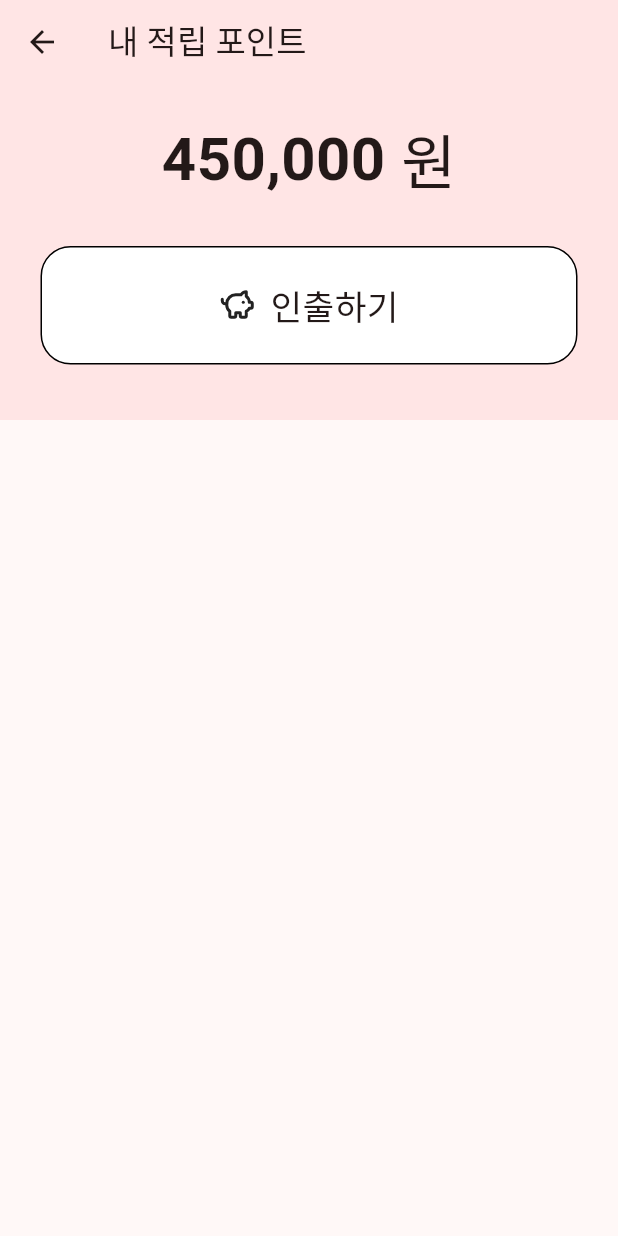
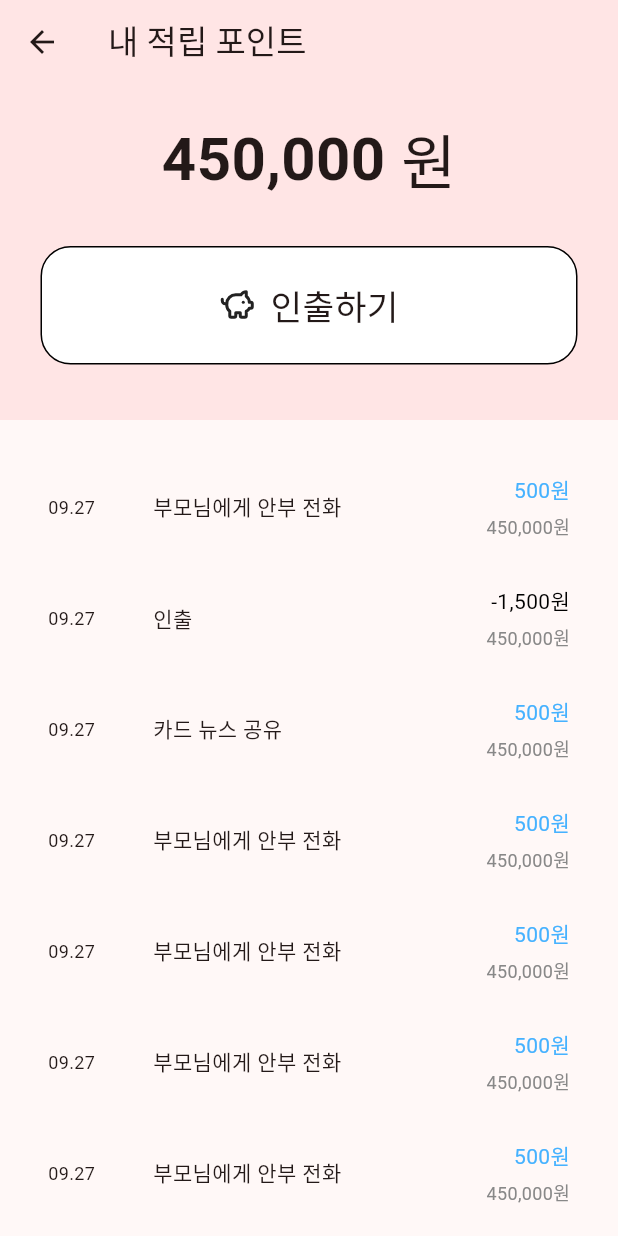
Before and after one commit to kauProjectX/dwph9988-client, a Flutter app: the PointDetailScreen screen opened directly, on a phone screen of 412 x 824 dp. Run offline on Flutter 3.47's test engine with Material 3 defaults, Android fonts, the phone set to English and light mode, and no system bars; our stand-ins replace flutter_svg, get, lucide_icons_flutter; Roboto replaces fonts that are missing (Gmarket Sans).

Commit message:
feat: 적립 포인트 화면 포인트 내역 구성

```diff
--- a/lib/screens/home_screen.dart
+++ b/lib/screens/home_screen.dart
@@ -21,7 +21,7 @@ class HomeScreen extends StatelessWidget {
               _buildLogo(),
               const SizedBox(height: 22),
               GestureDetector(
-                onTap: () => Get.to(() => const PointDetailScreen()),
+                onTap: () => Get.to(() => PointDetailScreen()),
                 child: _buildPoint(),
               ),
               const SizedBox(height: 22),
--- a/lib/screens/point_detail_screen.dart
+++ b/lib/screens/point_detail_screen.dart
@@ -1,8 +1,93 @@
 import 'package:flutter/material.dart';
+import 'package:intl/intl.dart';
 import 'package:lucide_icons_flutter/lucide_icons.dart';
 
+class PointHistory {
+  final String date;
+  final String description;
+  final int point;
+  final int balance;
+
+  PointHistory({
+    required this.date,
+    required this.description,
+    required this.point,
+    required this.balance,
+  });
+}
+
 class PointDetailScreen extends StatelessWidget {
-  const PointDetailScreen({super.key});
+  PointDetailScreen({super.key});
+
+  final formatter = NumberFormat.decimalPatternDigits(locale: 'en_us');
+  final List<PointHistory> _pointHistories = [
+    PointHistory(
+      date: "09.27",
+      description: "부모님에게 안부 전화",
+      point: 500,
+      balance: 450000,
+    ),
+    PointHistory(
+      date: "09.27",
+      description: "인출",
+      point: -1500,
+      balance: 450000,
+    ),
+    PointHistory(
+      date: "09.27",
+      description: "카드 뉴스 공유",
+      point: 500,
+      balance: 450000,
+    ),
+    PointHistory(
+      date: "09.27",
+      description: "부모님에게 안부 전화",
+      point: 500,
+      balance: 450000,
+    ),
+    PointHistory(
+      date: "09.27",
+      description: "부모님에게 안부 전화",
+      point: 500,
+      balance: 450000,
+    ),
+    PointHistory(
+      date: "09.27",
+      description: "부모님에게 안부 전화",
+      point: 500,
+      balance: 450000,
+    ),
+    PointHistory(
+      date: "09.27",
+      description: "부모님에게 안부 전화",
+      point: 500,
+      balance: 450000,
+    ),
+    PointHistory(
+      date: "09.27",
+      description: "부모님에게 안부 전화",
+      point: 500,
+      balance: 450000,
+    ),
+    PointHistory(
+      date: "09.27",
+      description: "부모님에게 안부 전화",
+      point: 500,
+      balance: 450000,
+    ),
+    PointHistory(
+      date: "09.27",
+      description: "부모님에게 안부 전화",
+      point: 500,
+      balance: 450000,
+    ),
+    PointHistory(
+      date: "09.27",
+      description: "부모님에게 안부 전화",
+      point: 500,
+      balance: 450000,
+    ),
+  ];
 
   @override
   Widget build(BuildContext context) {
@@ -12,9 +97,17 @@ class PointDetailScreen extends StatelessWidget {
         backgroundColor: const Color(0xFFFFE5E5),
       ),
       body: SingleChildScrollView(
-        child: Container(
-          color: const Color(0xFFFFE5E5),
-          child: _buildHeader(),
+        child: Column(
+          children: [
+            Container(
+              color: const Color(0xFFFFE5E5),
+              child: _buildHeader(),
+            ),
+            Padding(
+              padding: const EdgeInsets.symmetric(horizontal: 32, vertical: 36),
+              child: _buildPointHistoryList(),
+            ),
+          ],
         ),
       ),
     );
@@ -70,4 +163,57 @@ class PointDetailScreen extends StatelessWidget {
       ],
     );
   }
+
+  Widget _buildPointHistoryList() {
+    return ListView.builder(
+      shrinkWrap: true,
+      physics: const NeverScrollableScrollPhysics(),
+      itemCount: _pointHistories.length,
+      itemBuilder: (context, index) {
+        final pointHistory = _pointHistories[index];
+        return Column(
+          children: [
+            Row(
+              children: [
+                SizedBox(
+                  width: 70,
+                  child: Text(
+                    pointHistory.date,
+                    style: const TextStyle(fontSize: 12),
+                  ),
+                ),
+                const SizedBox(height: 5),
+                Text(
+                  pointHistory.description,
+                  style: const TextStyle(fontSize: 14),
+                ),
+                const Spacer(),
+                Column(
+                  crossAxisAlignment: CrossAxisAlignment.end,
+                  children: [
+                    Text(
+                      '${formatter.format(pointHistory.point)}원',
+                      style: TextStyle(
+                        fontSize: 14,
+                        color: pointHistory.point < 0
+                            ? Colors.black
+                            : const Color(0xFF46B2FF),
+                      ),
+                    ),
+                    const SizedBox(height: 5),
+                    Text(
+                      '${formatter.format(pointHistory.balance)}원',
+                      style: const TextStyle(
+                          fontSize: 12, color: Color(0xFF888888)),
+                    ),
+                  ],
+                ),
+              ],
+            ),
+            const SizedBox(height: 30),
+          ],
+        );
+      },
+    );
+  }
 }
--- a/pubspec.yaml
+++ b/pubspec.yaml
@@ -37,6 +37,7 @@ dependencies:
   get: ^4.6.6
   lucide_icons_flutter: ^1.2.0
   flutter_svg: ^2.0.10+1
+  intl: ^0.19.0
 
 dev_dependencies:
   flutter_test:
```
Also changed, not shown: pubspec.lock.
